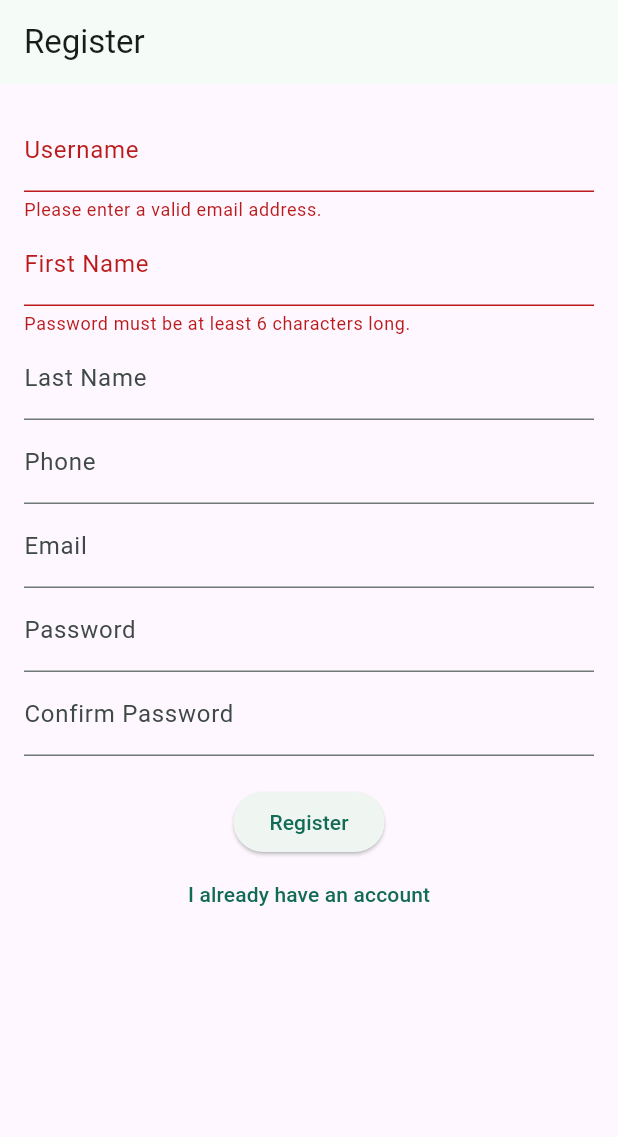
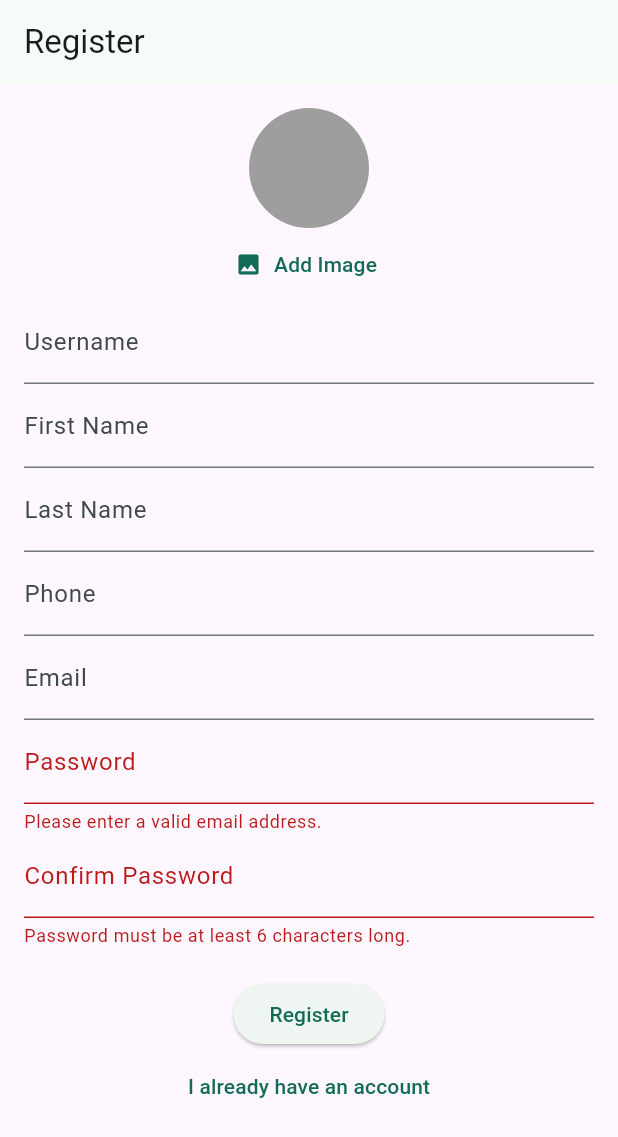
Before and after one commit to Majd-sud/Tadawa-app, a Flutter app: the screen it shows after launch, after a tap on "Login", after a tap on "Create new account", on a phone screen of 412 x 824 dp. Shown: the top 1137 px of the screen. Run offline on Flutter 3.47's test engine with Material 3 defaults, Android fonts, the phone set to English and light mode, and no system bars; our stand-ins replace cloud_firestore, firebase_auth, firebase_core, image_picker, table_calendar; accounts and stored records are empty.

Commit message:
Added uploading a profile picture in sign up screen

```diff
--- a/lib/screens/auth_screen.dart
+++ b/lib/screens/auth_screen.dart
@@ -2,6 +2,8 @@
 import 'package:firebase_auth/firebase_auth.dart';
 import 'package:cloud_firestore/cloud_firestore.dart';
 import 'package:tadawa_app/screens/profile_screen.dart';
+import 'dart:io';
+import 'package:tadawa_app/widgets/profile_image.dart';
 
 final _firebase = FirebaseAuth.instance;
 final _firestore = FirebaseFirestore.instance;
@@ -26,6 +28,7 @@
   var _enteredPassword = '';
   var _enteredConfirmPassword = '';
   var _isLogin = true;
+  File? _selectedImage;
 
   void _submit() async {
     final isValid = _form.currentState!.validate();
@@ -79,12 +82,18 @@
       appBar: AppBar(
         title: Text(_isLogin ? 'Login' : 'Register'),
       ),
-      body: SingleChildScrollView(  // Wrap with SingleChildScrollView
+      body: SingleChildScrollView(
         padding: const EdgeInsets.all(16.0),
         child: Form(
           key: _form,
           child: Column(
             children: [
+              if (!_isLogin)
+                ProfileImage(
+                  onPickImage: (pickedImage) {
+                    _selectedImage = pickedImage;
+                  },
+                ),
               if (!_isLogin)
                 TextFormField(
                   decoration: const InputDecoration(labelText: 'Username'),
--- /dev/null
+++ b/lib/widgets/profile_image.dart
@@ -0,0 +1,63 @@
+import 'dart:io';
+import 'package:flutter/material.dart';
+import 'package:image_picker/image_picker.dart';
+
+class ProfileImage extends StatefulWidget {
+  const ProfileImage({
+    super.key,
+    required this.onPickImage,
+  });
+
+  final void Function(File pickedImage) onPickImage;
+
+  @override
+  State<ProfileImage> createState() {
+    return _ProfileImageState();
+  }
+}
+
+class _ProfileImageState extends State<ProfileImage> {
+  File? _pickedImageFile;
+
+  void _pickImage() async {
+    final pickedImage = await ImagePicker().pickImage(
+      source: ImageSource.camera,
+      imageQuality: 50,
+      maxWidth: 150,
+    );
+
+    if (pickedImage == null) {
+      return;
+    }
+
+    setState(() {
+      _pickedImageFile = File(pickedImage.path);
+    });
+
+    widget.onPickImage(_pickedImageFile!);
+  }
+
+  @override
+  Widget build(BuildContext context) {
+    return Column(
+      children: [
+        CircleAvatar(
+          radius: 40,
+          backgroundColor: Colors.grey,
+          foregroundImage:
+              _pickedImageFile != null ? FileImage(_pickedImageFile!) : null,
+        ),
+        TextButton.icon(
+          onPressed: _pickImage,
+          icon: const Icon(Icons.image),
+          label: Text(
+            'Add Image',
+            style: TextStyle(
+              color: Theme.of(context).colorScheme.primary,
+            ),
+          ),
+        )
+      ],
+    );
+  }
+}
```
